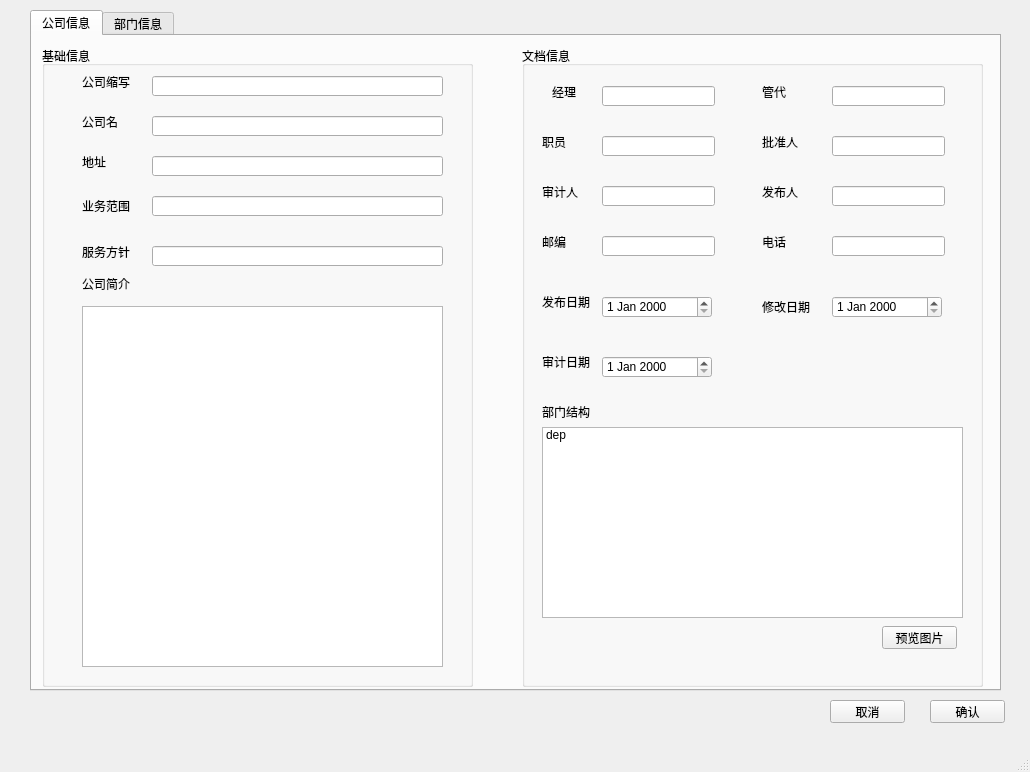
The window that Word-Printer/test.ui (OtakuTools/WordPrinter) describes before a commit, drawn with Qt 5.
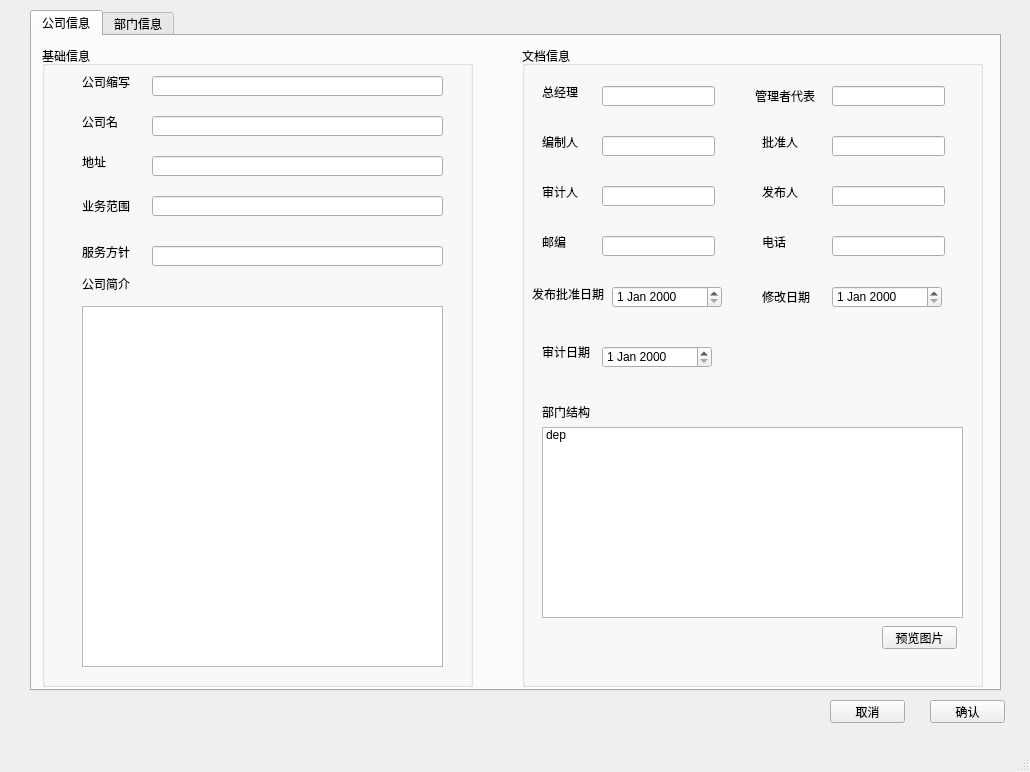
The same window after the commit.

What changed in the file:
```diff
--- a/Word-Printer/test.ui
+++ b/Word-Printer/test.ui
@@ -197,7 +197,7 @@
        <property name="geometry">
         <rect>
          <x>80</x>
-         <y>310</y>
+         <y>300</y>
          <width>110</width>
          <height>22</height>
         </rect>
@@ -217,7 +217,7 @@
        <property name="geometry">
         <rect>
          <x>310</x>
-         <y>250</y>
+         <y>240</y>
          <width>110</width>
          <height>22</height>
         </rect>
@@ -266,8 +266,8 @@
       <widget class="QDateEdit" name="dateEdit_2">
        <property name="geometry">
         <rect>
-         <x>80</x>
-         <y>250</y>
+         <x>90</x>
+         <y>240</y>
          <width>110</width>
          <height>22</height>
         </rect>
@@ -319,27 +319,27 @@
       <widget class="QLabel" name="label_6">
        <property name="geometry">
         <rect>
-         <x>30</x>
+         <x>20</x>
          <y>40</y>
          <width>54</width>
          <height>12</height>
         </rect>
        </property>
        <property name="text">
-        <string>经理</string>
+        <string>总经理</string>
        </property>
       </widget>
       <widget class="QLabel" name="label_7">
        <property name="geometry">
         <rect>
-         <x>240</x>
+         <x>233</x>
          <y>40</y>
-         <width>54</width>
-         <height>12</height>
+         <width>61</width>
+         <height>20</height>
         </rect>
        </property>
        <property name="text">
-        <string>管代</string>
+        <string>管理者代表</string>
        </property>
       </widget>
       <widget class="QLabel" name="label_8">
@@ -352,7 +352,7 @@
         </rect>
        </property>
        <property name="text">
-        <string>职员</string>
+        <string>编制人</string>
        </property>
       </widget>
       <widget class="QLabel" name="label_9">
@@ -424,7 +424,7 @@
        <property name="geometry">
         <rect>
          <x>240</x>
-         <y>250</y>
+         <y>240</y>
          <width>54</width>
          <height>21</height>
         </rect>
@@ -436,21 +436,21 @@
       <widget class="QLabel" name="label_16">
        <property name="geometry">
         <rect>
-         <x>20</x>
-         <y>250</y>
-         <width>54</width>
-         <height>12</height>
+         <x>10</x>
+         <y>240</y>
+         <width>81</width>
+         <height>16</height>
         </rect>
        </property>
        <property name="text">
-        <string>发布日期</string>
+        <string>发布批准日期</string>
        </property>
       </widget>
       <widget class="QLabel" name="label_17">
        <property name="geometry">
         <rect>
          <x>20</x>
-         <y>310</y>
+         <y>300</y>
          <width>54</width>
          <height>12</height>
         </rect>
```
